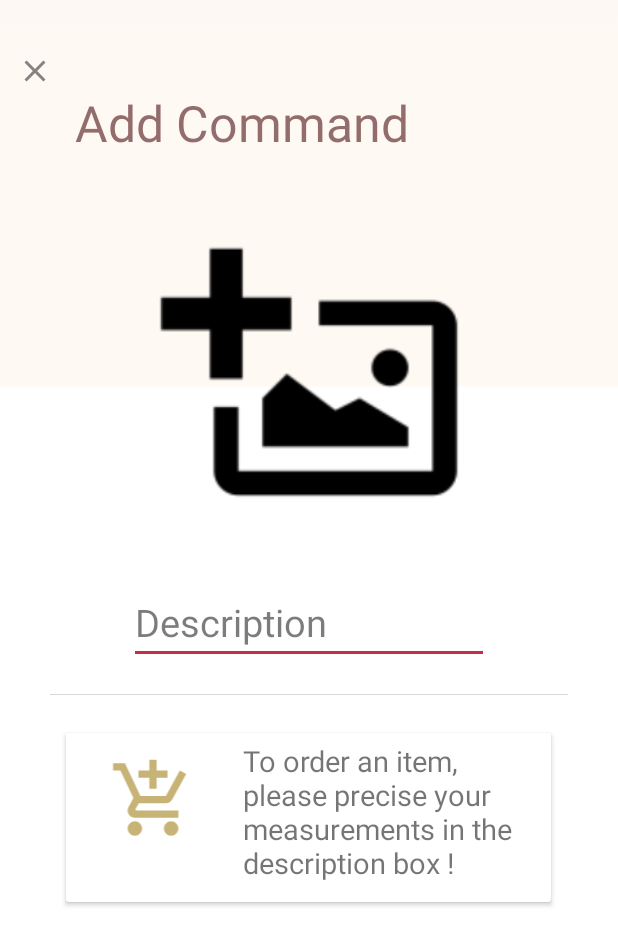
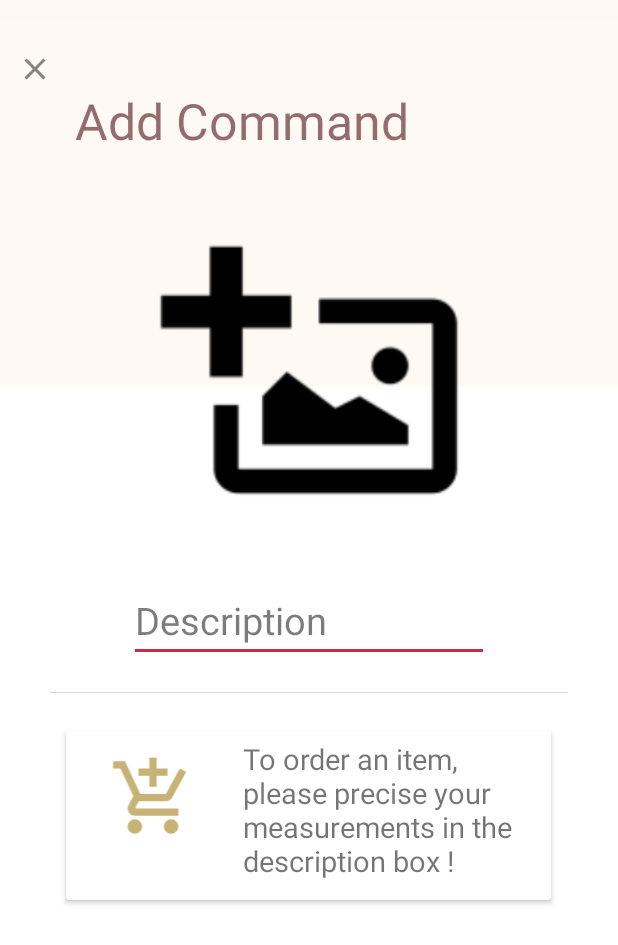
Before and after one commit to khawla-medimegh/dressME, an Android app: the AddCommand screen opened directly, with no data from a screen before it, on a phone screen of 412 x 824 dp. Shown: the top 945 px of the screen. Run offline under Robolectric (Android 15) with nearby library versions, the phone set to English and light mode, and no system bars; our stand-ins replace Firebase (no records; nobody signed in at launch, a user with empty details on screens opened directly); libraries missing offline, so code that uses them is left out: com.theartofdev.edmodo; pictures from the network do not load; Roboto replaces fonts that are not available here.

Commit message:
Update activity_add_command.xml

```diff
--- a/app/src/main/res/layout/activity_add_command.xml
+++ b/app/src/main/res/layout/activity_add_command.xml
@@ -11,7 +11,7 @@
     <RelativeLayout
         android:layout_width="match_parent"
         android:layout_height="wrap_content"
-        android:paddingTop="35dp">
+        android:paddingTop="34dp">
 
         <ImageView
             android:id="@+id/close_post"
```
